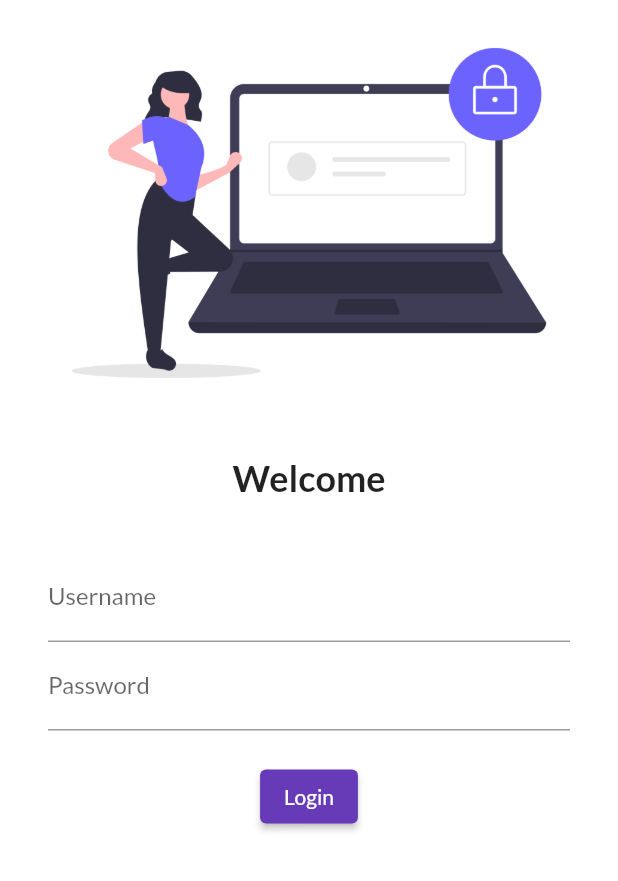
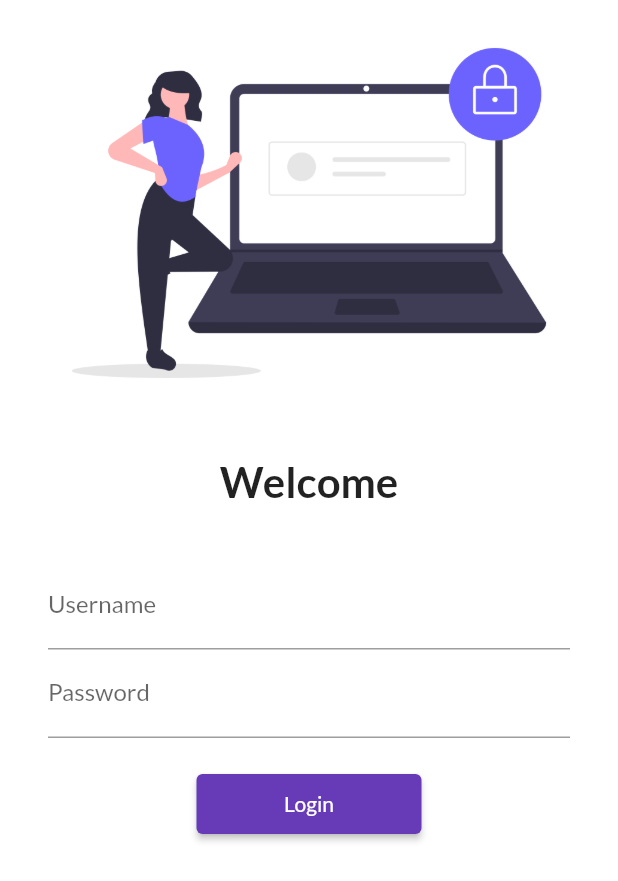
Before and after one commit to shruti2503/flutter_catalog, a Flutter app: the screen it shows after launch, on a phone screen of 412 x 824 dp. Shown: the top 881 px of the screen. Run offline on Flutter 3.47's test engine with Material 2 defaults, Android fonts, the phone set to English and light mode, and no system bars; our stand-ins replace google_fonts.

Commit message:
Day 3 completed

```diff
--- a/lib/main.dart
+++ b/lib/main.dart
@@ -1,6 +1,7 @@
 import 'package:flutter/material.dart';
 import 'package:flutter_catalog/pages/home_page.dart';
 import 'package:flutter_catalog/pages/login_page.dart';
+import 'package:flutter_catalog/utils/routes.dart';
 import 'package:google_fonts/google_fonts.dart';
 
 void main(List<String> args) {
@@ -13,12 +14,15 @@ class MyApp extends StatelessWidget {
     return MaterialApp(
       themeMode: ThemeMode.light,
       theme: ThemeData(
-          primarySwatch: Colors.deepPurple, fontFamily: GoogleFonts.lato().fontFamily),
+          primarySwatch: Colors.deepPurple,
+          fontFamily: GoogleFonts.lato().fontFamily),
+      debugShowCheckedModeBanner: false,
       darkTheme: ThemeData(brightness: Brightness.dark),
+      initialRoute: "/",
       routes: {
         "/": (context) => LoginPage(),
-        "/home": (context) => HomePage(),
-        "/login": (context) => LoginPage()
+        MyRoutes.homeRoute: (context) => HomePage(),
+        MyRoutes.loginRoute: (context) => LoginPage()
       },
     );
   }
--- a/lib/pages/home_page.dart
+++ b/lib/pages/home_page.dart
@@ -11,7 +11,7 @@ class HomePage extends StatelessWidget {
       ),
       body: Center(
         child: Container(
-          child: Text("Hello $name "),
+          child: Text("Hello $name"),
         ),
       ),
       drawer: Drawer(),
--- a/lib/pages/login_page.dart
+++ b/lib/pages/login_page.dart
@@ -1,4 +1,5 @@
 import 'package:flutter/material.dart';
+import 'package:flutter_catalog/utils/routes.dart';
 
 class LoginPage extends StatelessWidget {
   const LoginPage({Key? key}) : super(key: key);
@@ -7,15 +8,13 @@ class LoginPage extends StatelessWidget {
   Widget build(BuildContext context) {
     return Material(
         color: Colors.white,
-        child: Column(
+        child: SingleChildScrollView(
+            child: Column(
           children: [
-            Image.asset(
-              "assets/images/login_image.png",
-              fit: BoxFit.cover,
-            ),
+            Image.asset("assets/images/login_image.png", fit: BoxFit.cover),
             SizedBox(height: 20.0),
             Text("Welcome",
-                style: TextStyle(fontSize: 24, fontWeight: FontWeight.bold)),
+                style: TextStyle(fontSize: 28, fontWeight: FontWeight.bold)),
             SizedBox(height: 20.0),
             Padding(
               padding:
@@ -34,15 +33,15 @@ class LoginPage extends StatelessWidget {
                   SizedBox(height: 20.0),
                   ElevatedButton(
                     child: Text("Login"),
-                    style: TextButton.styleFrom(),
+                    style: TextButton.styleFrom(minimumSize: Size(150, 40)),
                     onPressed: () {
-                      print("Hi Shruti");
+                      Navigator.pushNamed(context, MyRoutes.homeRoute);
                     },
                   )
                 ],
               ),
             )
           ],
-        ));
+        )));
   }
 }
--- /dev/null
+++ b/lib/utils/routes.dart
@@ -0,0 +1,4 @@
+class MyRoutes {
+  static String loginRoute = "/login";
+  static String homeRoute = "/home";
+}
```
